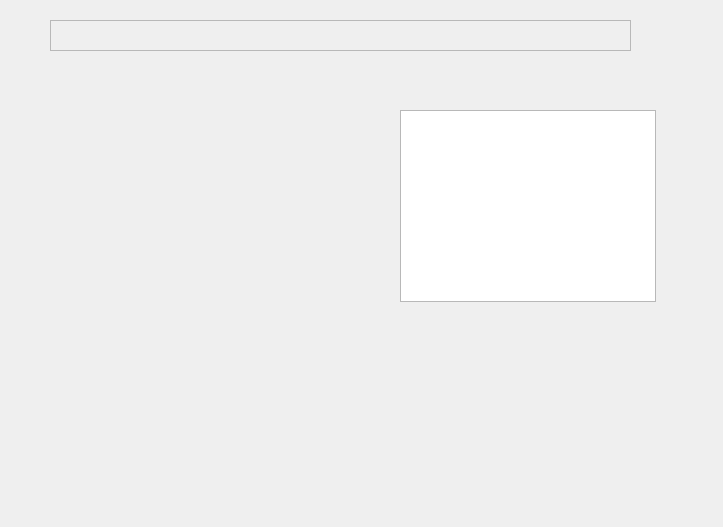
Old version of the form src/dialogs/FilenameLayoutDialog.ui in the repository KDE/amarok.
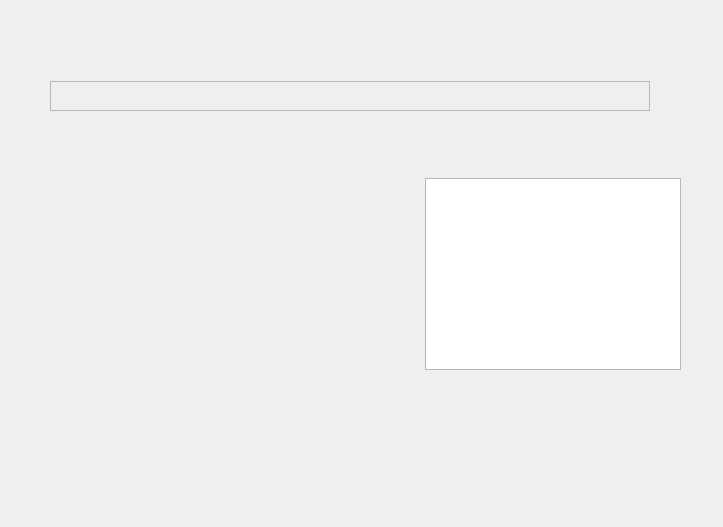
New version of the form. Custom widgets are drawn as their Qt base class.

Commit message: Fixed some operator priority warnings in TagDialog Coding style fixes in FilenameLayoutDialog and FilenameLayoutWidget Work on layouts in FilenameLayoutDialog i18n added to strings

```diff
--- a/src/dialogs/FilenameLayoutDialog.ui
+++ b/src/dialogs/FilenameLayoutDialog.ui
@@ -15,37 +15,75 @@
   <property name="windowTitle" >
    <string>Dialog</string>
   </property>
-  <widget class="TokenListWidget" name="tokenPool" >
-   <property name="geometry" >
-    <rect>
-     <x>400</x>
-     <y>110</y>
-     <width>256</width>
-     <height>192</height>
-    </rect>
-   </property>
-  </widget>
-  <widget class="FilenameLayoutWidget" name="frame" >
+  <widget class="QWidget" name="" >
    <property name="geometry" >
     <rect>
      <x>50</x>
      <y>20</y>
-     <width>581</width>
-     <height>31</height>
+     <width>631</width>
+     <height>411</height>
     </rect>
    </property>
-   <property name="frameShape" >
-    <enum>QFrame::StyledPanel</enum>
-   </property>
-   <property name="frameShadow" >
-    <enum>QFrame::Raised</enum>
-   </property>
+   <layout class="QVBoxLayout" name="verticalLayout" >
+    <item>
+     <widget class="FilenameLayoutWidget" name="filenameLayout" >
+      <property name="sizePolicy" >
+       <sizepolicy vsizetype="Fixed" hsizetype="Fixed" >
+        <horstretch>0</horstretch>
+        <verstretch>0</verstretch>
+       </sizepolicy>
+      </property>
+      <property name="minimumSize" >
+       <size>
+        <width>600</width>
+        <height>30</height>
+       </size>
+      </property>
+      <property name="maximumSize" >
+       <size>
+        <width>300</width>
+        <height>30</height>
+       </size>
+      </property>
+      <property name="frameShape" >
+       <enum>QFrame::StyledPanel</enum>
+      </property>
+      <property name="frameShadow" >
+       <enum>QFrame::Raised</enum>
+      </property>
+     </widget>
+    </item>
+    <item>
+     <layout class="QHBoxLayout" name="horizontalLayout" >
+      <item>
+       <widget class="KButtonGroup" name="optionsFrame" />
+      </item>
+      <item>
+       <widget class="TokenListWidget" name="tokenPool" >
+        <property name="sizePolicy" >
+         <sizepolicy vsizetype="Maximum" hsizetype="Fixed" >
+          <horstretch>0</horstretch>
+          <verstretch>0</verstretch>
+         </sizepolicy>
+        </property>
+       </widget>
+      </item>
+     </layout>
+    </item>
+   </layout>
+   <zorder></zorder>
   </widget>
  </widget>
  <customwidgets>
+  <customwidget>
+   <class>KButtonGroup</class>
+   <extends></extends>
+   <header>kbuttongroup.h</header>
+   <container>1</container>
+  </customwidget>
   <customwidget>
    <class>KDialog</class>
-   <extends>QDialog</extends>
+   <extends></extends>
    <header>kdialog.h</header>
    <container>1</container>
   </customwidget>
```
The commit also changes 3 other files.
